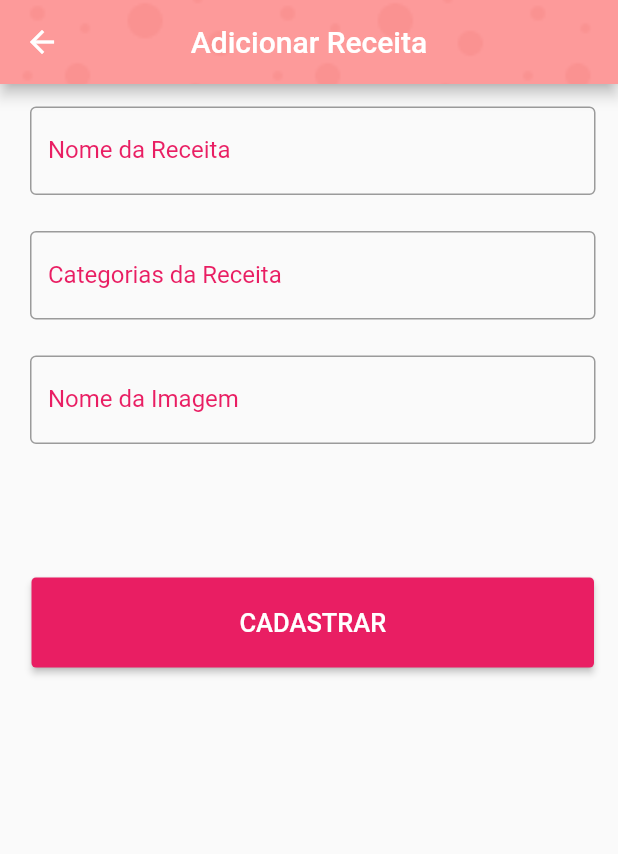
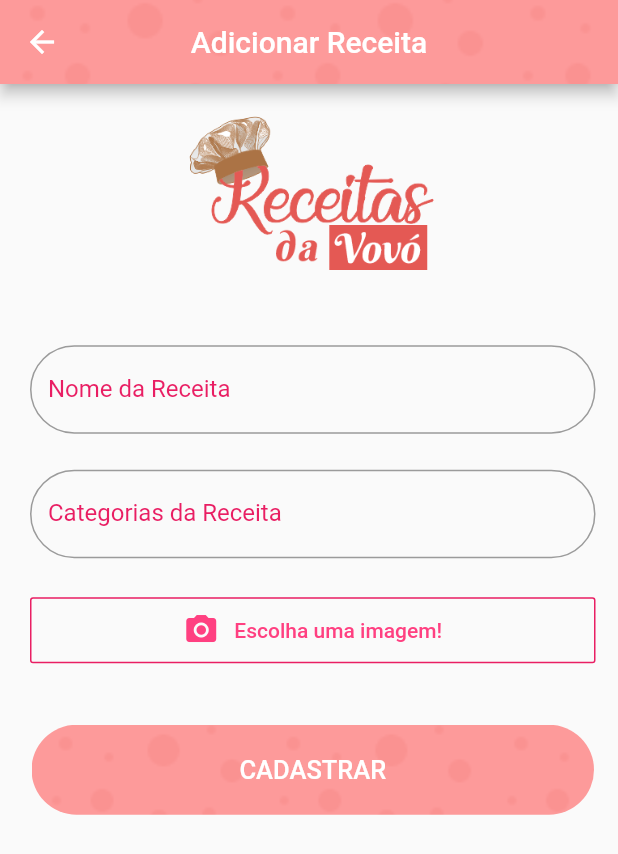
Before and after one commit to emanuelcorrea/receitasdavovo-mobile, a Flutter app: the AddData screen opened directly, on a phone screen of 412 x 824 dp. Shown: the top 854 px of the screen. Run offline on Flutter 3.47's test engine with Material 2 defaults, Android fonts, the phone set to English and light mode, and no system bars; our stand-ins replace font_awesome_flutter, image_picker; network calls fail.

Commit message:
Design of page 'adicionar receitas'

```diff
--- a/lib/add-page.dart
+++ b/lib/add-page.dart
@@ -1,4 +1,8 @@
+import 'dart:io';
+
 import 'package:flutter/material.dart';
+import 'package:image_picker/image_picker.dart';
+
 // import 'package:http/http.dart' as http;
 
 class AddData extends StatefulWidget {
@@ -11,6 +15,45 @@ class _AddDataState extends State<AddData> {
   TextEditingController controllerImg = TextEditingController();
   TextEditingController controllerCategoria = TextEditingController();
   TextEditingController controllerPontuacao = TextEditingController();
+
+ void abrirImagePicker(BuildContext context) {
+    showModalBottomSheet(
+      context: context,
+      builder: (BuildContext context) {
+        return Container(
+          height: 150.0,
+          color: Colors.pink,
+          padding: EdgeInsets.all(10.0),
+          child: Column(
+            children: <Widget>[
+              Text('Escolha uma imagem', style: TextStyle(color: Colors.white)),
+              SizedBox(height: 10.0),
+              FlatButton(
+                onPressed: () {
+                  pegarImagem(context, ImageSource.camera);
+                },
+                child: Text('Usar a camêra!', style: TextStyle(color: Colors.white)),
+              ),
+              FlatButton(
+                onPressed: () {
+                  pegarImagem(context, ImageSource.gallery);
+                },
+                child: Text('Pegar da galeria!', style: TextStyle(color: Colors.white)),
+              ),
+            ],
+          ),
+        );
+      },
+    );
+  }
+
+  void pegarImagem(BuildContext context, ImageSource src) {
+    ImagePicker.pickImage(source: src, maxWidth: 400.0).then(
+      (File img) {
+        Navigator.pop(context);
+      }
+    );
+  }
 
   @override
   Widget build(BuildContext context) {
@@ -29,6 +72,19 @@ class _AddDataState extends State<AddData> {
           child: Column(
             crossAxisAlignment: CrossAxisAlignment.stretch,
             children: <Widget>[
+              SizedBox(height: 10.0),
+              Column(
+                children: <Widget>[
+                  Container(
+                    width: 170.0,
+                    child: Image.asset(
+                      'assets/images/logo.png',
+                      width: 170.0,
+                    ),
+                  ),
+                ],
+              ),
+              SizedBox(height: 45.0),
               Container(
                 padding: EdgeInsets.symmetric(horizontal: 15, vertical: 5),
                 child: TextField(
@@ -42,8 +98,16 @@ class _AddDataState extends State<AddData> {
                       borderSide: BorderSide(
                         color: Colors.pink,
                       ),
+                      borderRadius: BorderRadius.only(
+                        bottomLeft: Radius.circular(50.0),
+                        topLeft: Radius.circular(50.0),
+                        bottomRight: Radius.circular(50.0),
+                        topRight: Radius.circular(50.0),
+                      )
                     ),
-                    labelText: "Nome da Receita"),
+                    labelText: "Nome da Receita",
+                    hintText: 'Digite o nome da receita...'
+                  ),
                 ),
               ),
               SizedBox(height: 14.0),
@@ -60,34 +124,62 @@ class _AddDataState extends State<AddData> {
                       borderSide: BorderSide(
                         color: Colors.pink,
                       ),
+                      borderRadius: BorderRadius.only(
+                        bottomLeft: Radius.circular(50.0),
+                        topLeft: Radius.circular(50.0),
+                        bottomRight: Radius.circular(50.0),
+                        topRight: Radius.circular(50.0),
+                      )
                     ),
-                      labelText: "Categorias da Receita"),
+                    labelText: "Categorias da Receita",
+                    hintText: 'Ex: Milkshake | Suco'
+                  ),
                 ),
               ),
               SizedBox(height: 14.0),
               Container(
                 padding: EdgeInsets.symmetric(horizontal: 15, vertical: 5),
-                child: TextField(
-                  controller: controllerImg,
-                  style: TextStyle(color: Colors.black),
-                  decoration: InputDecoration(
-                    labelStyle: TextStyle(
-                      color: Colors.pink,
+                child: OutlineButton(
+                  padding: EdgeInsets.symmetric(vertical: 10.0),
+                  onPressed: () {
+                    abrirImagePicker(context);
+                  },
+                  child: Row(
+                    mainAxisAlignment: MainAxisAlignment.center,
+                    children: <Widget>[
+                      Icon(Icons.photo_camera),
+                      SizedBox(width: 10.0),
+                      Text('Escolha uma imagem!')
+                    ],
                   ),
-                    border: OutlineInputBorder(
                   borderSide: BorderSide(
-                        color: Colors.pink,
+                    color: Colors.pink
                   ),
-                    ),
-                    labelText: "Nome da Imagem", hintStyle: TextStyle(fontSize: 12.0)),
+                  textColor: Colors.pinkAccent,
+                  highlightedBorderColor: Colors.pink,
                 ),
               ),
               SizedBox(
                 height: 14.0,
               ),
               Padding(
-                padding: const EdgeInsets.fromLTRB(16.0, 70.0, 16.0, 0),
-                child: RaisedButton(
+                padding: const EdgeInsets.fromLTRB(16.0, 20.0, 16.0, 0),
+                child: Container(
+                  decoration: BoxDecoration(
+                    image: DecorationImage(
+                      image: AssetImage(
+                        "assets/images/bg2.png",
+                      ),
+                      fit: BoxFit.cover
+                    ),
+                    borderRadius: BorderRadius.only(
+                      bottomLeft: Radius.circular(50.0),
+                      topLeft: Radius.circular(50.0),
+                      bottomRight: Radius.circular(50.0),
+                      topRight: Radius.circular(50.0),
+                    )
+                  ),
+                  child: FlatButton(
                     padding: EdgeInsets.all(20),
                     child: Text(
                       "CADASTRAR",
@@ -95,9 +187,10 @@ class _AddDataState extends State<AddData> {
                     ),
                     onPressed: () {},
                     shape: RoundedRectangleBorder(
-                    borderRadius: BorderRadius.circular(3.0),
+                      borderRadius: BorderRadius.circular(50.0),
                     ),
-                  color: Colors.pink,
+                    color: Colors.transparent,
+                  ),
                 ),
               ),
             ],
--- a/pubspec.yaml
+++ b/pubspec.yaml
@@ -24,9 +24,7 @@ dependencies:
   cupertino_icons: ^0.1.2
   http: ^0.12.0+2
   font_awesome_flutter: ^8.5.0
-  form_bloc: ^0.5.1
-  flutter_form_bloc: ^0.4.2
-  flutter_bloc: ^0.21.0
+  image_picker: ^0.6.1+4
 
 dev_dependencies:
   flutter_test:
```
Also changed, not shown: lib/main.dart (+2 -5 lines), pubspec.lock. Lines whose indentation alone changed are shown as unchanged.
